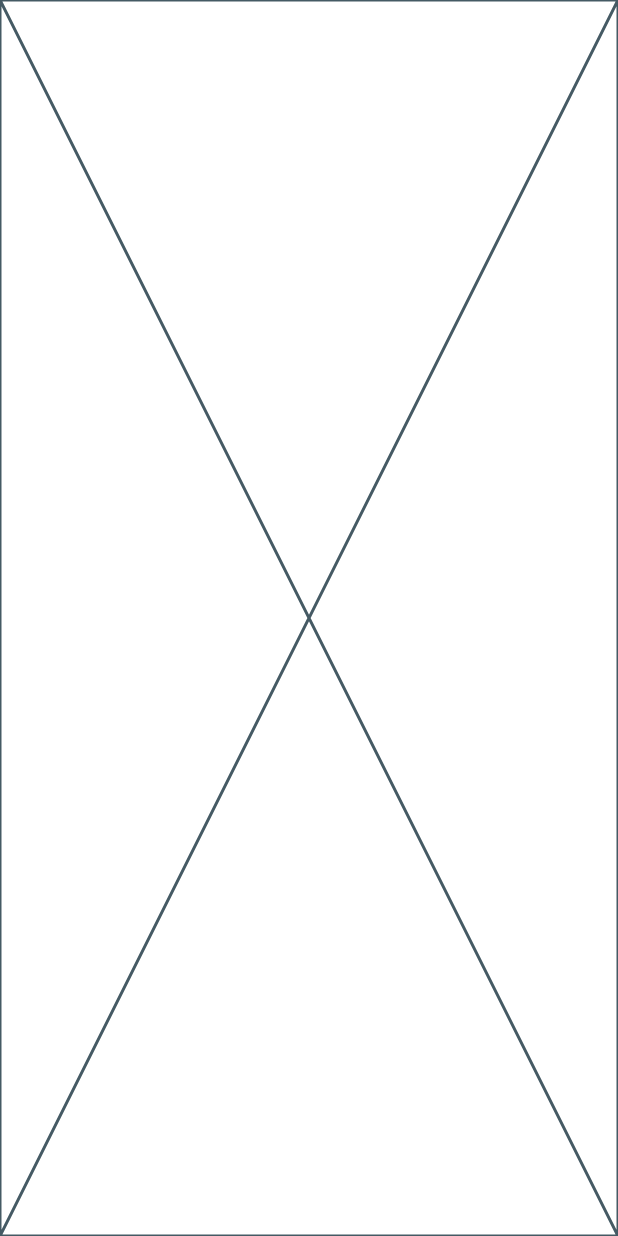
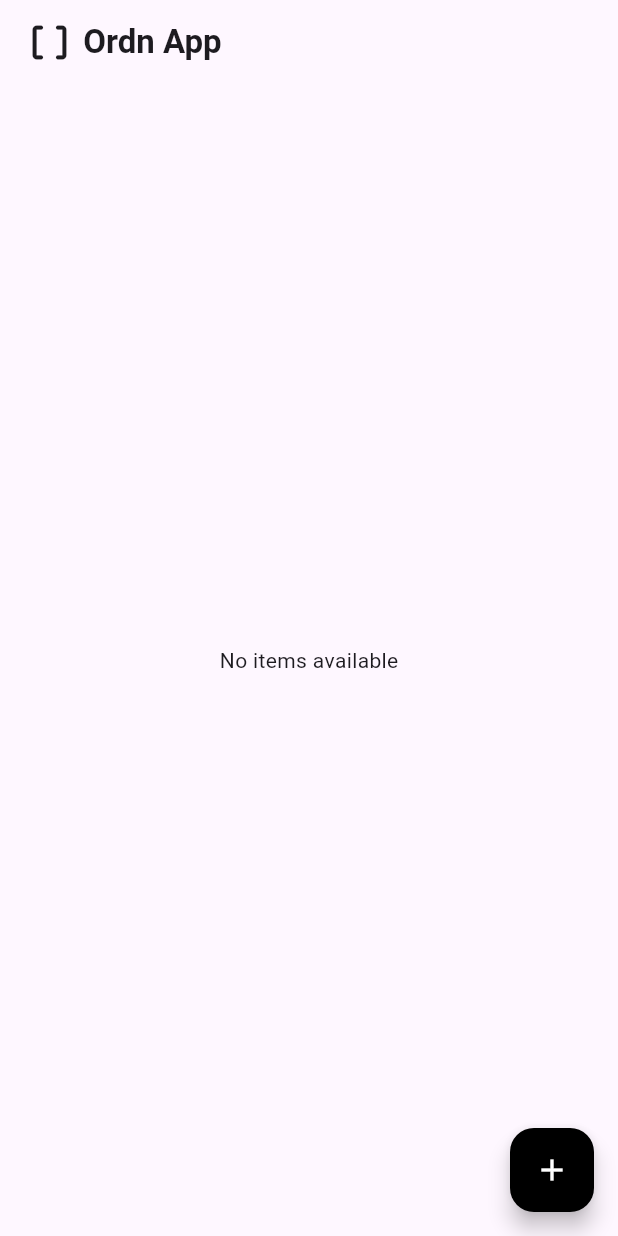
Before and after one commit to Jdcabreradev/ordn, a Flutter app: the screen it shows after launch, on a phone screen of 412 x 824 dp. Run offline on Flutter 3.47's test engine with Material 3 defaults, Android fonts, the phone set to English and light mode, and no system bars; our stand-ins replace go_router, shared_preferences.

Commit message:
feat: :sparkles: integrate provider for state management, implement item view model, and create home and form screens

```diff
--- a/lib/router/router.dart
+++ b/lib/router/router.dart
@@ -1,7 +1,7 @@
 import 'package:go_router/go_router.dart';
-import 'package:ordn/views/details_screen.dart';
-import 'package:ordn/views/form_screen.dart';
-import 'package:ordn/views/home_screen.dart';
+import 'package:ordn/views/details/details_screen.dart';
+import 'package:ordn/views/form/form_screen.dart';
+import 'package:ordn/views/home/home_screen.dart';
 
 final router = GoRouter(
   initialLocation: '/',
--- a/lib/viewmodels/item_viewmodel.dart
+++ b/lib/viewmodels/item_viewmodel.dart
@@ -8,9 +8,15 @@ class ItemViewmodel extends ChangeNotifier {
 
   List<ItemModel> get items => _items;
 
-  Future<List<ItemModel>> fetchItems() async {
+  ItemViewmodel() {
+    fetchItems();
+  }
+
+  Future<void> fetchItems() async {
     _items = await _itemService.getAllItems();
-    return _items;
+    if (_items.isNotEmpty) {
+      notifyListeners();
+    }
   }
 
   Future<void> addItem(ItemModel item) async {
@@ -24,8 +30,8 @@ class ItemViewmodel extends ChangeNotifier {
     final index = _items.indexWhere((e) => e.id == id);
     if (index != -1) {
       _items[index] = item;
-      notifyListeners();
     }
+    notifyListeners();
   }
 
   Future<void> deleteItem(int id) async {
--- /dev/null
+++ b/lib/views/home/home_screen.dart
@@ -0,0 +1,46 @@
+import 'package:flutter/material.dart';
+import 'package:go_router/go_router.dart';
+import 'package:ordn/viewmodels/item_viewmodel.dart';
+import 'package:provider/provider.dart';
+
+class HomeScreen extends StatelessWidget {
+  const HomeScreen({super.key});
+
+  @override
+  Widget build(BuildContext context) {
+    return Scaffold(
+      appBar: AppBar(
+        title: Row(
+          children: [
+            Icon(Icons.data_array_rounded, weight: 4, size: 34),
+            Text(" Ordn App", style: TextStyle(fontWeight: FontWeight.bold)),
+          ],
+        ),
+      ),
+      floatingActionButton: FloatingActionButton(
+        backgroundColor: Colors.black,
+        onPressed: () => context.push('/form'),
+        child: const Icon(Icons.add, color: Colors.white),
+      ),
+      body: Consumer<ItemViewmodel>(
+        builder: (context, value, child) {
+          if (value.items.isEmpty) {
+            return Center(child: Text("No items available"));
+          } else {
+            return ListView.builder(
+              itemCount: value.items.length,
+              itemBuilder: (context, index) {
+                final item = value.items[index];
+                return ListTile(
+                  title: Text(item.name),
+                  subtitle: Text(item.description),
+                  onTap: () => context.push('/details'),
+                );
+              },
+            );
+          }
+        },
+      ),
+    );
+  }
+}
--- a/lib/views/home_screen.dart
+++ /dev/null
@@ -1,10 +0,0 @@
-import 'package:flutter/material.dart';
-
-class HomeScreen extends StatelessWidget {
-  const HomeScreen({super.key});
-
-  @override
-  Widget build(BuildContext context) {
-    return const Placeholder();
-  }
-}
--- a/pubspec.yaml
+++ b/pubspec.yaml
@@ -36,6 +36,7 @@ dependencies:
   cupertino_icons: ^1.0.8
   shared_preferences: ^2.5.3
   go_router: ^16.0.0
+  provider: ^6.1.5
 
 dev_dependencies:
   flutter_test:
```
Also changed, not shown: lib/main.dart (+11 -1 lines), lib/views/form/form_screen.dart (added, +52 -0 lines), lib/views/form/widgets/form_decorator.dart (added, +20 -0 lines), lib/views/form_screen.dart (deleted, +0 -10 lines), lib/views/details/details_screen.dart (renamed from lib/views/details_screen.dart), pubspec.lock.
